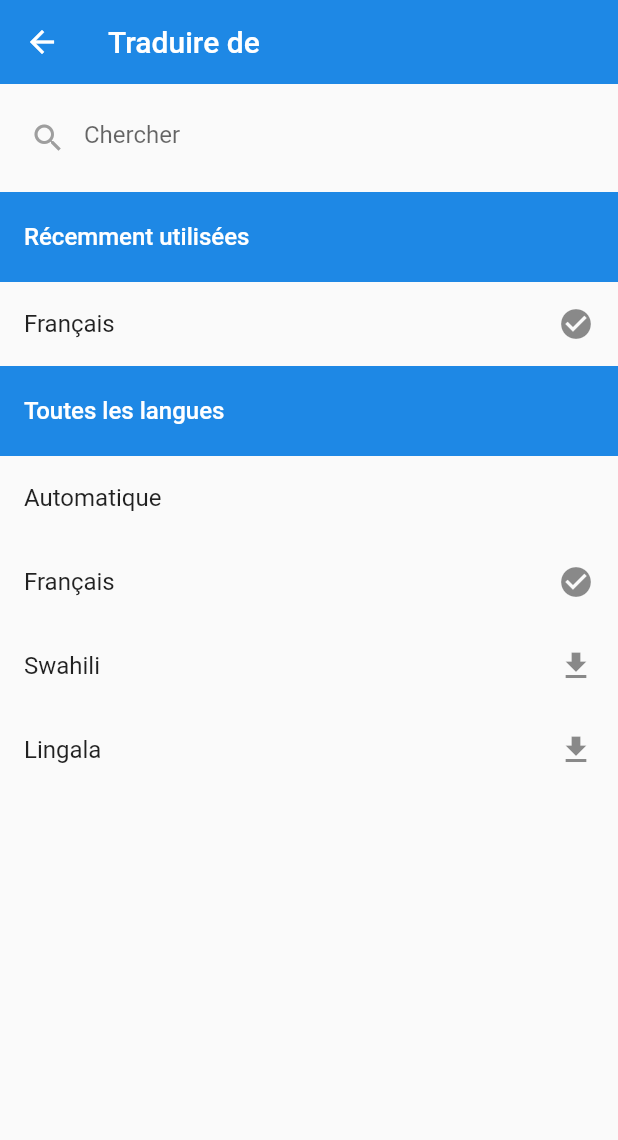
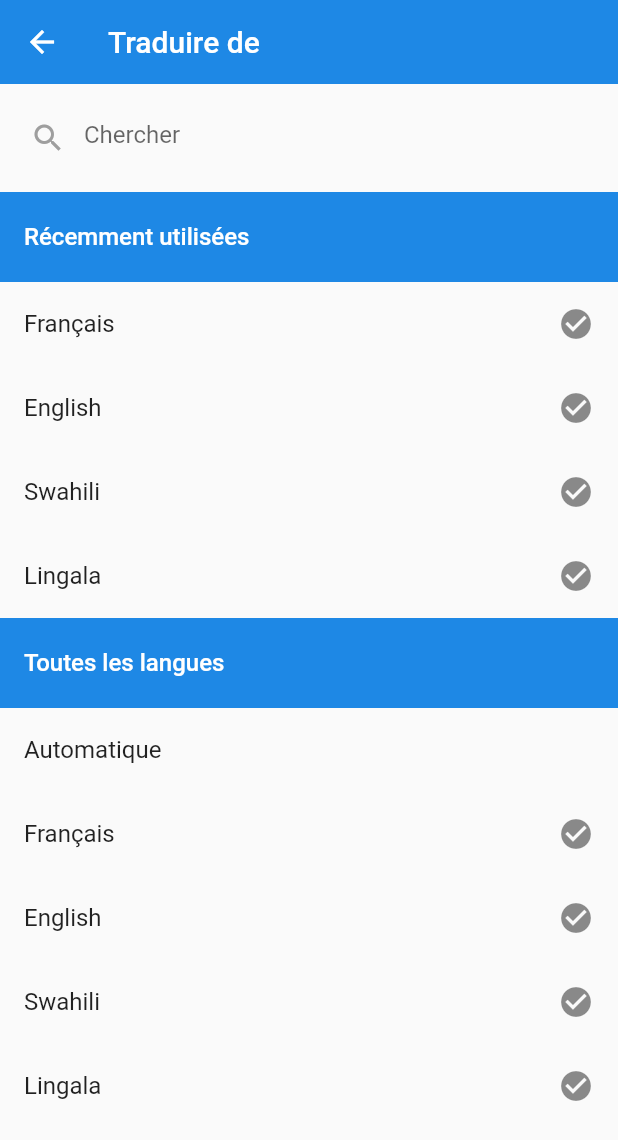
Before and after one commit to joel-elunda/tfc-joel-dan, a Flutter app: the screen it shows after launch, after a tap on "Français", on a phone screen of 412 x 824 dp. Shown: the top 1140 px of the screen. Run offline on Flutter 3.47's test engine with Material 2 defaults, Android fonts, the phone set to English and light mode, and no system bars; our stand-ins replace flutter_sticky_header, speech_to_text; missing offline and left inert: translator.

```diff
--- a/app/lib/components/translate_input.dart
+++ b/app/lib/components/translate_input.dart
@@ -68,7 +68,7 @@ class _TranslateInputState extends State<TranslateInput> {
               margin: EdgeInsets.only(left: 16.0),
               child: TextField(
                 focusNode: widget.focusNode,
-                controller: _textEditingController,
+                // controller: _textEditingController,
                 maxLines: null,
                 keyboardType: TextInputType.multiline,
                 onChanged:_onTextChanged,
--- a/app/lib/screens/language_page.dart
+++ b/app/lib/screens/language_page.dart
@@ -22,8 +22,9 @@ class _LanguagePageState extends State<LanguagePage> {
 
     Language('auto', 'Automatique', false, false, false),
     Language('fr', 'Français', true, true, true),
-    Language('sw', 'Swahili', false, false, true),
-    Language('ln', 'Lingala', false, false, true),
+    Language('en', 'English', true, true, true),
+    Language('sw', 'Swahili', true, true, true),
+    Language('ln', 'Lingala', true, true, true),
 
   ];
 
```
Also changed, not shown: 1 other file.
